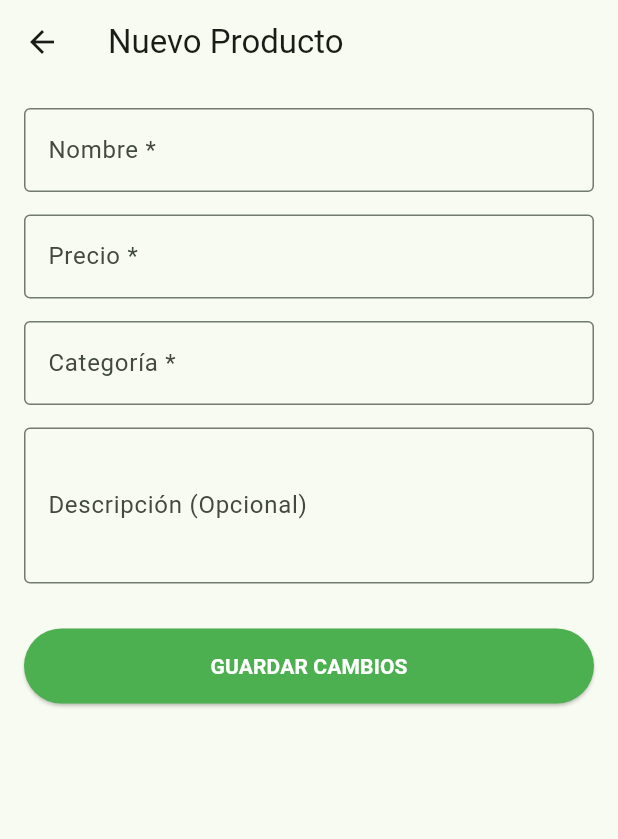
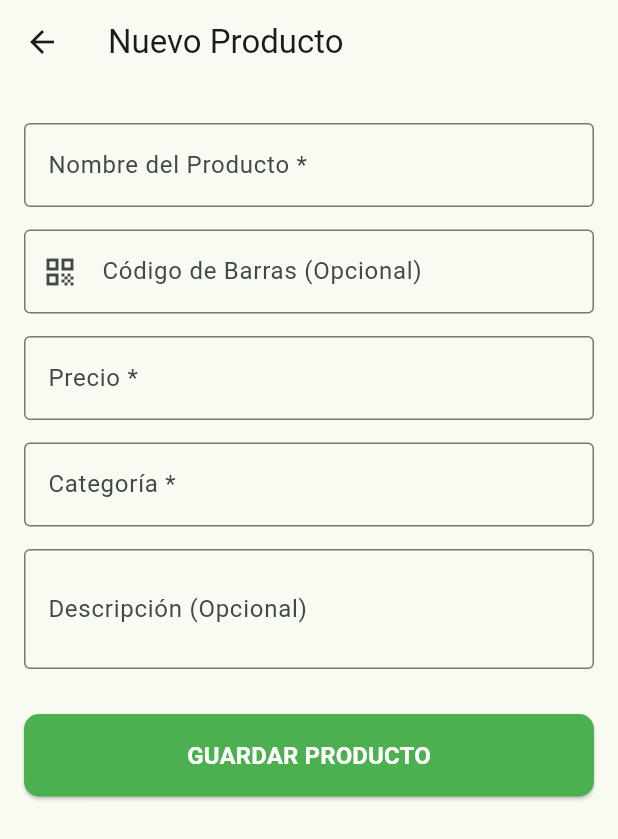
Before and after one commit to TakeoMG/mi_tienda_precios, a Flutter app: the AddEditProductScreen screen opened directly, on a phone screen of 412 x 824 dp. Shown: the top 839 px of the screen. Run offline on Flutter 3.47's test engine with Material 3 defaults, Android fonts, the phone set to English and light mode, and no system bars; our stand-ins replace awesome_dialog, file_picker, share_plus, sqflite; missing offline and left inert: mobile_scanner; accounts and stored records are empty.

Commit message:
Funcion de codigo de barras agregado

```diff
--- a/lib/models/producto.dart
+++ b/lib/models/producto.dart
@@ -4,6 +4,7 @@ class Producto {
   double precio;
   String categoria;
   String? descripcion;
+  String? codigoBarras;
   DateTime fechaCreacion;
 
   Producto({
@@ -12,10 +13,10 @@ class Producto {
     required this.precio,
     required this.categoria,
     this.descripcion,
+    this.codigoBarras,
     required this.fechaCreacion,
   });
 
-  // Convertir a Map para la base de datos
   Map<String, dynamic> toMap() {
     return {
       'id': id,
@@ -23,11 +24,11 @@ class Producto {
       'precio': precio,
       'categoria': categoria,
       'descripcion': descripcion,
+      'codigoBarras': codigoBarras,
       'fechaCreacion': fechaCreacion.toIso8601String(),
     };
   }
 
-  // Crear objeto desde Map
   factory Producto.fromMap(Map<String, dynamic> map) {
     return Producto(
       id: map['id'],
@@ -35,6 +36,7 @@ class Producto {
       precio: map['precio'],
       categoria: map['categoria'],
       descripcion: map['descripcion'],
+      codigoBarras: map['codigoBarras'],
       fechaCreacion: DateTime.parse(map['fechaCreacion']),
     );
   }
--- a/lib/screens/add_edit_product_screen.dart
+++ b/lib/screens/add_edit_product_screen.dart
@@ -5,7 +5,9 @@ import '../providers/product_provider.dart';
 
 class AddEditProductScreen extends StatefulWidget {
   final Producto? producto;
-  const AddEditProductScreen({super.key, this.producto});
+  final String? nuevoCodigo;
+
+  const AddEditProductScreen({super.key, this.producto, this.nuevoCodigo});
 
   @override
   State<AddEditProductScreen> createState() => _AddEditProductScreenState();
@@ -13,17 +15,31 @@ class AddEditProductScreen extends StatefulWidget {
 
 class _AddEditProductScreenState extends State<AddEditProductScreen> {
   final _formKey = GlobalKey<FormState>();
-  late String _nombre, _categoria, _descripcion;
-  late double _precio;
 
-  // VARIABLE CLAVE: Controla si se puede editar o no
+  // Variables inicializadas para evitar errores de "Late Initialization"
+  String _nombre = '';
+  String _categoria = '';
+  String _descripcion = '';
+  double _precio = 0.0;
+  String? _codigoBarras;
   late bool _bloqueado;
 
   @override
   void initState() {
     super.initState();
-    // Si el producto existe, empezamos bloqueados. Si es nuevo, empezamos editando.
     _bloqueado = widget.producto != null;
+
+    // Si estamos editando, cargamos los valores actuales
+    if (widget.producto != null) {
+      _nombre = widget.producto!.nombre;
+      _categoria = widget.producto!.categoria;
+      _descripcion = widget.producto!.descripcion ?? '';
+      _precio = widget.producto!.precio;
+      _codigoBarras = widget.producto!.codigoBarras;
+    } else if (widget.nuevoCodigo != null) {
+      // Si venimos del escáner con un código nuevo
+      _codigoBarras = widget.nuevoCodigo;
+    }
   }
 
   @override
@@ -34,9 +50,9 @@ class _AddEditProductScreenState extends State<AddEditProductScreen> {
         actions: [
           if (widget.producto != null)
             IconButton(
-              icon: Icon(_bloqueado ? Icons.edit : Icons.edit_off, color: _bloqueado ? Colors.green : Colors.orange),
+              icon: Icon(_bloqueado ? Icons.edit : Icons.edit_off,
+                color: _bloqueado ? Colors.green : Colors.orange),
               onPressed: () => setState(() => _bloqueado = !_bloqueado),
-              tooltip: "Habilitar edición",
             )
         ],
       ),
@@ -49,56 +65,92 @@ class _AddEditProductScreenState extends State<AddEditProductScreen> {
               children: [
                 if (_bloqueado)
                   Card(
-                    color: Colors.yellow[100], // Este color SÍ existe
+                    color: Colors.yellow[100],
                     child: const Padding(
                       padding: EdgeInsets.all(8.0),
-                      child: Text(
-                        "Modo lectura: Toca el lápiz arriba para editar",
-                        style: TextStyle(fontSize: 12, color: Colors.black87)
-                      ),
-                    ),
+                      child: Text("Modo lectura: Toca el lápiz para editar",
+                        style: TextStyle(fontSize: 12, color: Colors.black87))
+                    )
                   ),
+                const SizedBox(height: 10),
+
+                // NOMBRE
                 TextFormField(
-                  initialValue: widget.producto?.nombre,
-                  readOnly: _bloqueado, // <--- Bloqueo
-                  decoration: const InputDecoration(labelText: "Nombre *", border: OutlineInputBorder()),
-                  validator: (v) => v!.isEmpty ? "Campo obligatorio" : null,
-                  onSaved: (v) => _nombre = v!,
+                  initialValue: _nombre,
+                  readOnly: _bloqueado,
+                  decoration: const InputDecoration(labelText: "Nombre del Producto *", border: OutlineInputBorder()),
+                  validator: (v) => v == null || v.isEmpty ? "El nombre es obligatorio" : null,
+                  onChanged: (v) => _nombre = v,
                 ),
                 const SizedBox(height: 15),
+
+                // CÓDIGO DE BARRAS
                 TextFormField(
-                  initialValue: widget.producto?.precio.toString(),
-                  readOnly: _bloqueado, // <--- Bloqueo
-                  decoration: const InputDecoration(labelText: "Precio *", border: OutlineInputBorder(), prefixText: "\$ "),
-                  keyboardType: TextInputType.number,
-                  validator: (v) => (double.tryParse(v!) ?? 0) <= 0 ? "Precio inválido" : null,
-                  onSaved: (v) => _precio = double.parse(v!),
+                  initialValue: _codigoBarras,
+                  readOnly: _bloqueado,
+                  decoration: const InputDecoration(
+                    labelText: "Código de Barras (Opcional)",
+                    border: OutlineInputBorder(),
+                    prefixIcon: Icon(Icons.qr_code)
+                  ),
+                  onChanged: (v) => _codigoBarras = v,
                 ),
                 const SizedBox(height: 15),
+
+                // PRECIO
                 TextFormField(
-                  initialValue: widget.producto?.categoria,
-                  readOnly: _bloqueado, // <--- Bloqueo
-                  decoration: const InputDecoration(labelText: "Categoría *", border: OutlineInputBorder()),
-                  validator: (v) => v!.isEmpty ? "Campo obligatorio" : null,
-                  onSaved: (v) => _categoria = v!,
+                  initialValue: widget.producto != null ? _precio.toString() : "",
+                  readOnly: _bloqueado,
+                  decoration: const InputDecoration(
+                    labelText: "Precio *",
+                    border: OutlineInputBorder(),
+                    prefixText: "\$ "
+                  ),
+                  keyboardType: TextInputType.number,
+                  validator: (v) {
+                    if (v == null || v.isEmpty) return "El precio es obligatorio";
+                    if (double.tryParse(v) == null || double.parse(v) <= 0) return "Precio inválido";
+                    return null;
+                  },
+                  onChanged: (v) => _precio = double.tryParse(v) ?? 0.0,
                 ),
                 const SizedBox(height: 15),
+
+                // CATEGORÍA
                 TextFormField(
-                  initialValue: widget.producto?.descripcion,
-                  readOnly: _bloqueado, // <--- Bloqueo
+                  initialValue: _categoria,
+                  readOnly: _bloqueado,
+                  decoration: const InputDecoration(labelText: "Categoría *", border: OutlineInputBorder()),
+                  validator: (v) => v == null || v.isEmpty ? "La categoría es obligatoria" : null,
+                  onChanged: (v) => _categoria = v,
+                ),
+                const SizedBox(height: 15),
+
+                // DESCRIPCIÓN
+                TextFormField(
+                  initialValue: _descripcion,
+                  readOnly: _bloqueado,
                   decoration: const InputDecoration(labelText: "Descripción (Opcional)", border: OutlineInputBorder()),
-                  maxLines: 3,
-                  onSaved: (v) => _descripcion = v ?? "",
+                  maxLines: 2,
+                  onChanged: (v) => _descripcion = v,
                 ),
+
                 const SizedBox(height: 30),
-                if (!_bloqueado) // Solo mostrar botón si no está bloqueado
+
+                // BOTÓN DE GUARDAR
+                if (!_bloqueado)
                   SizedBox(
                     width: double.infinity,
-                    height: 50,
+                    height: 55,
                     child: ElevatedButton(
-                      style: ElevatedButton.styleFrom(backgroundColor: Colors.green, foregroundColor: Colors.white),
+                      style: ElevatedButton.styleFrom(
+                        backgroundColor: Colors.green,
+                        foregroundColor: Colors.white,
+                        shape: RoundedRectangleBorder(borderRadius: BorderRadius.circular(10))
+                      ),
                       onPressed: _saveForm,
-                      child: const Text("GUARDAR CAMBIOS", style: TextStyle(fontWeight: FontWeight.bold)),
+                      child: const Text("GUARDAR PRODUCTO",
+                        style: TextStyle(fontSize: 16, fontWeight: FontWeight.bold)),
                     ),
                   )
               ],
@@ -110,23 +162,33 @@ class _AddEditProductScreenState extends State<AddEditProductScreen> {
   }
 
   void _saveForm() {
+    // 1. Validar que los campos obligatorios estén llenos
     if (_formKey.currentState!.validate()) {
-      _formKey.currentState!.save();
+
       final p = Producto(
         id: widget.producto?.id,
-        nombre: _nombre,
+        nombre: _nombre.trim(),
         precio: _precio,
-        categoria: _categoria,
-        descripcion: _descripcion,
+        categoria: _categoria.trim(),
+        descripcion: _descripcion.trim(),
+        codigoBarras: _codigoBarras?.trim(),
         fechaCreacion: widget.producto?.fechaCreacion ?? DateTime.now(),
       );
 
+      // 2. Guardar usando el Provider
       if (widget.producto == null) {
         context.read<ProductProvider>().addProducto(p);
       } else {
         context.read<ProductProvider>().updateProducto(p);
       }
+
+      // 3. Cerrar la pantalla
       Navigator.pop(context);
+
+      // 4. Mostrar mensaje de éxito
+      ScaffoldMessenger.of(context).showSnackBar(
+        const SnackBar(content: Text("Producto guardado correctamente"), backgroundColor: Colors.green),
+      );
     }
   }
 }
--- a/pubspec.yaml
+++ b/pubspec.yaml
@@ -43,6 +43,7 @@ dependencies:
   awesome_dialog: ^3.3.0
   share_plus: ^12.0.2
   file_picker: ^10.3.10
+  mobile_scanner: ^7.2.0
 
 dev_dependencies:
   flutter_test:
```
Also changed, not shown: lib/database/database_helper.dart (+24 -42 lines), lib/screens/home_screen.dart (+60 -102 lines), pubspec.lock, 3 other files.
